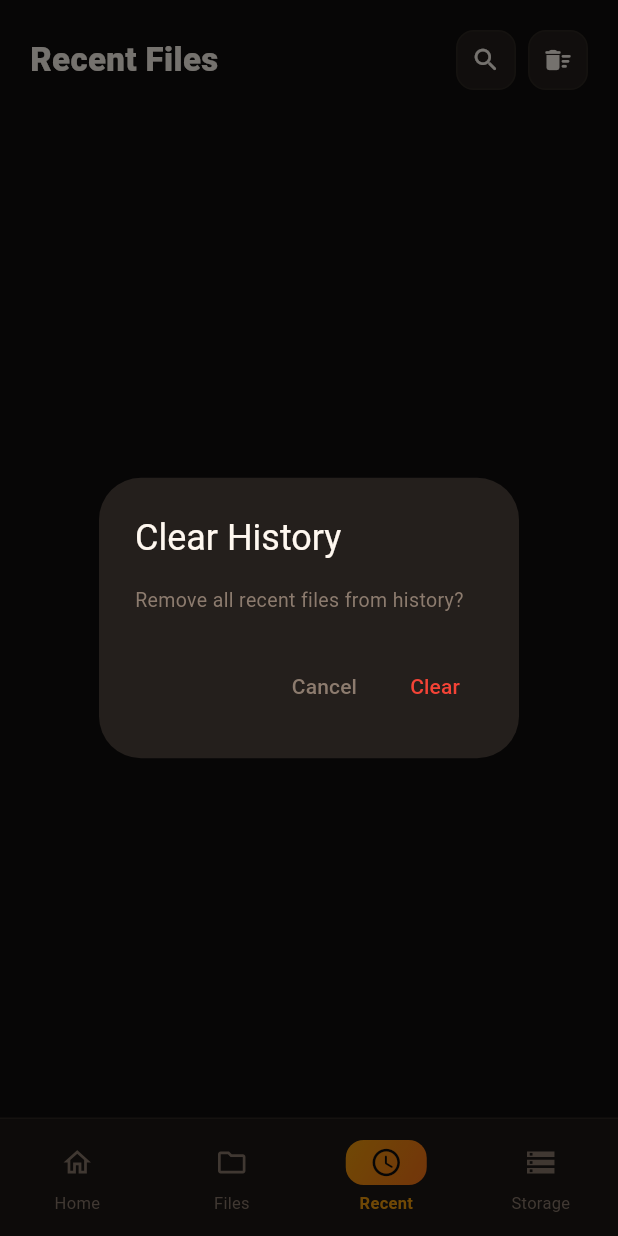
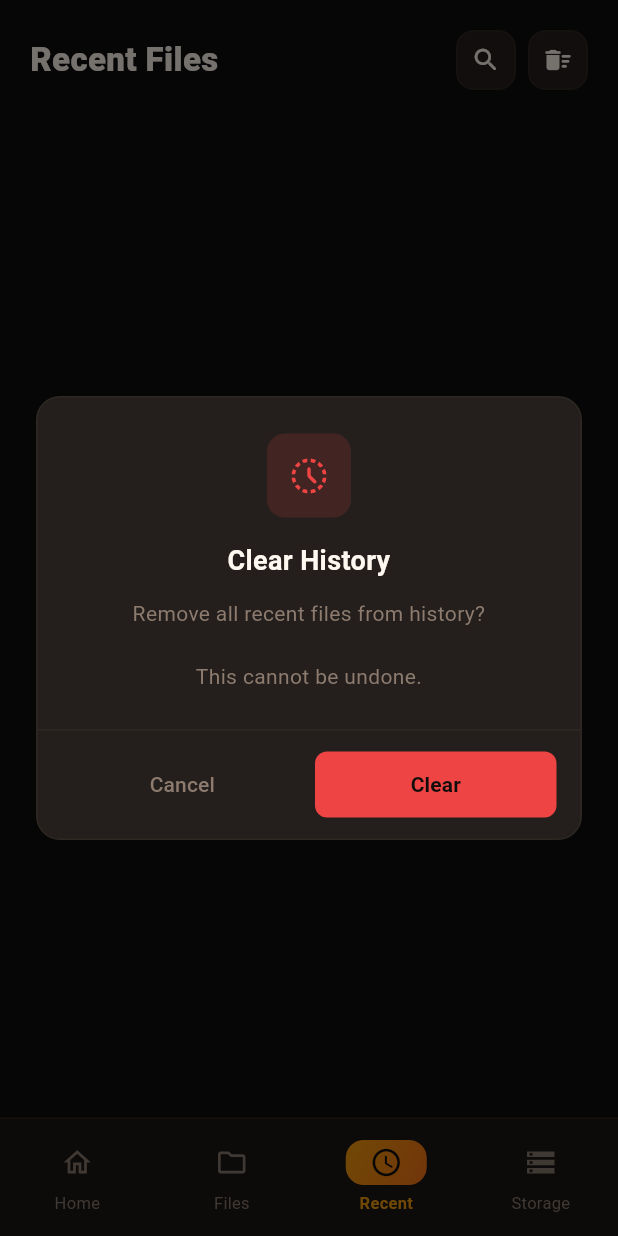
Before and after one commit to g9395157-bit/deep_file_manager, a Flutter app: the screen it shows after launch, item 3 of the bottom bar chosen, after a tap on the "delete sweep" icon, on a phone screen of 412 x 824 dp. Run offline on Flutter 3.47's test engine with Material 3 defaults, Android fonts, the light colour scheme and no system bars; our stand-ins replace open_filex, permission_handler, shared_preferences; Roboto replaces fonts that are missing (Zain).

Commit message:
feat: add reusable ConfirmationCard widget and integrate across app
- Created ConfirmationCard widget in widgets/dialogs/ with support for:
  * Multiple confirmation types (destructive, caution, normal, info)
  * Custom icons and color theming
  * Flexible title, message, and button text
  * Consistent design matching the Warm Ember Dark theme

- Updated all confirmation dialogs to use ConfirmationCard:
  * FilesScreen: Delete file dialog with destructive styling
  * FilesScreen: Add custom RenameDialog with input field
  * RecentsScreen: Clear history with destructive styling
  * MainShell: Storage permission request with info styling
  * MainShell: Permission denied with caution styling
  * MainShell: Add app exit confirmation with caution styling
  * FileListScreen: Delete file dialog with destructive styling

- Benefits:
  * Consistent UX across all confirmation flows
  * Beautiful card-based design that matches app theme
  * Easy to extend for new confirmation types
  * Improved visual hierarchy with colors and icons

````diff
--- a/lib/screens/recents_screen.dart
+++ b/lib/screens/recents_screen.dart
@@ -10,6 +10,7 @@ import '../screens/file_viewer_screen.dart';
 import '../utils/file_service.dart';
 import '../utils/recent_service.dart';
 import '../widgets/buttons/icon_button.dart';
+import '../widgets/dialogs/confirmation_card.dart';
 import '../widgets/tiles/file_row.dart';
 
 /// Fixed Recents screen:
@@ -313,32 +314,21 @@ class _RecentsScreenState extends State<RecentsScreen> {
   void _confirmClear() {
     showDialog(
       context: context,
-      builder: (ctx) => AlertDialog(
-        backgroundColor: kCard,
-        title: Text('Clear History', style: TextStyle(color: kBright)),
-        content: Text(
-          'Remove all recent files from history?',
-          style: TextStyle(color: kMuted, fontSize: 13),
-        ),
-        actions: [
-          TextButton(
-            onPressed: () => Navigator.pop(ctx),
-            child: Text('Cancel', style: TextStyle(color: kMuted)),
-          ),
-          TextButton(
-            onPressed: () async {
+      builder: (ctx) => ConfirmationCard(
+        title: 'Clear History',
+        message: 'Remove all recent files from history?\n\nThis cannot be undone.',
+        confirmText: 'Clear',
+        type: ConfirmationType.destructive,
+        icon: Icons.history_toggle_off_rounded,
+        onConfirm: () async {
           await RecentService.clearRecents();
           if (mounted) {
-                Navigator.pop(ctx);
             setState(() {
               _allItems = [];
               _filteredItems = [];
             });
           }
         },
-            child: Text('Clear', style: TextStyle(color: Colors.red)),
-          ),
-        ],
       ),
     );
   }
--- /dev/null
+++ b/lib/widgets/dialogs/confirmation_card.dart
@@ -0,0 +1,201 @@
+import 'package:flutter/material.dart';
+import '../../constants/colors.dart';
+
+/// Enum to define the type of confirmation (affects styling)
+enum ConfirmationType {
+  destructive, // red - for delete operations
+  caution, // orange - for risky operations
+  normal, // amber - for general confirmations
+  info, // blue - for informational dialogs
+}
+
+/// A reusable confirmation card dialog that matches the app's design style.
+///
+/// Example:
+/// ```dart
+/// final confirmed = await showDialog<bool>(
+///   context: context,
+///   builder: (ctx) => ConfirmationCard(
+///     title: 'Delete File',
+///     message: 'Delete "document.pdf"? This cannot be undone.',
+///     confirmText: 'Delete',
+///     type: ConfirmationType.destructive,
+///   ),
+/// );
+/// ```
+class ConfirmationCard extends StatelessWidget {
+  final String title;
+  final String message;
+  final String confirmText;
+  final String? cancelText;
+  final VoidCallback? onConfirm;
+  final VoidCallback? onCancel;
+  final ConfirmationType type;
+  final bool isDangerous;
+  final IconData? icon;
+
+  const ConfirmationCard({
+    Key? key,
+    required this.title,
+    required this.message,
+    required this.confirmText,
+    this.cancelText,
+    this.onConfirm,
+    this.onCancel,
+    this.type = ConfirmationType.normal,
+    this.isDangerous = false,
+    this.icon,
+  }) : super(key: key);
+
+  Color get _accentColor {
+    return switch (type) {
+      ConfirmationType.destructive => kRed,
+      ConfirmationType.caution => kOrange,
+      ConfirmationType.normal => kAmber,
+      ConfirmationType.info => kBlue,
+    };
+  }
+
+  Color get _iconBgColor {
+    return _accentColor.withValues(alpha: 0.15);
+  }
+
+  @override
+  Widget build(BuildContext context) {
+    return Dialog(
+      backgroundColor: Colors.transparent,
+      insetPadding: const EdgeInsets.symmetric(horizontal: 24),
+      child: SingleChildScrollView(
+        child: Container(
+          decoration: BoxDecoration(
+            color: kCard,
+            borderRadius: BorderRadius.circular(16),
+            border: Border.all(color: kBorder, width: 1),
+          ),
+          child: Column(
+            mainAxisSize: MainAxisSize.min,
+            children: [
+              // ── Icon section
+              if (icon != null)
+                Padding(
+                  padding: const EdgeInsets.only(top: 24),
+                  child: Container(
+                    width: 56,
+                    height: 56,
+                    decoration: BoxDecoration(
+                      color: _iconBgColor,
+                      borderRadius: BorderRadius.circular(12),
+                    ),
+                    child: Icon(
+                      icon,
+                      color: _accentColor,
+                      size: 28,
+                    ),
+                  ),
+                ),
+
+              // ── Title
+              Padding(
+                padding: EdgeInsets.fromLTRB(
+                  24,
+                  icon != null ? 16 : 24,
+                  24,
+                  0,
+                ),
+                child: Text(
+                  title,
+                  textAlign: TextAlign.center,
+                  style: TextStyle(
+                    color: kBright,
+                    fontSize: 18,
+                    fontWeight: FontWeight.w600,
+                  ),
+                ),
+              ),
+
+              // ── Message
+              Padding(
+                padding: const EdgeInsets.fromLTRB(24, 12, 24, 24),
+                child: Text(
+                  message,
+                  textAlign: TextAlign.center,
+                  style: TextStyle(
+                    color: kMuted,
+                    fontSize: 14,
+                    height: 1.5,
+                  ),
+                ),
+              ),
+
+              // ── Divider
+              Divider(
+                height: 1,
+                color: kBorder,
+                indent: 0,
+                endIndent: 0,
+              ),
+
+              // ── Actions
+              Padding(
+                padding: const EdgeInsets.symmetric(horizontal: 16, vertical: 12),
+                child: Row(
+                  children: [
+                    // Cancel button
+                    Expanded(
+                      child: TextButton(
+                        onPressed: () {
+                          onCancel?.call();
+                          Navigator.of(context).pop(false);
+                        },
+                        style: TextButton.styleFrom(
+                          padding: const EdgeInsets.symmetric(vertical: 12),
+                          shape: RoundedRectangleBorder(
+                            borderRadius: BorderRadius.circular(8),
+                          ),
+                        ),
+                        child: Text(
+                          cancelText ?? 'Cancel',
+                          style: TextStyle(
+                            color: kMuted,
+                            fontSize: 14,
+                            fontWeight: FontWeight.w500,
+                          ),
+                        ),
+                      ),
+                    ),
+                    const SizedBox(width: 8),
+                    // Confirm button
+                    Expanded(
+                      child: ElevatedButton(
+                        onPressed: () {
+                          onConfirm?.call();
+                          Navigator.of(context).pop(true);
+                        },
+                        style: ElevatedButton.styleFrom(
+                          backgroundColor: _accentColor,
+                          foregroundColor: kBg,
+                          padding: const EdgeInsets.symmetric(vertical: 12),
+                          shape: RoundedRectangleBorder(
+                            borderRadius: BorderRadius.circular(8),
+                          ),
+                          elevation: 0,
+                        ),
+                        child: Text(
+                          confirmText,
+                          style: const TextStyle(
+                            fontSize: 14,
+                            fontWeight: FontWeight.w600,
+                          ),
+                        ),
+                      ),
+                    ),
+                  ],
+                ),
+              ),
+            ],
+          ),
+        ),
+      ),
+    );
+  }
+}
````
Also changed, not shown: lib/app/main_shell.dart (+37 -37 lines), lib/screens/file_list_screen.dart (+7 -13 lines), lib/screens/files_screen.dart (+209 -46 lines). Lines whose indentation alone changed are shown as unchanged.
